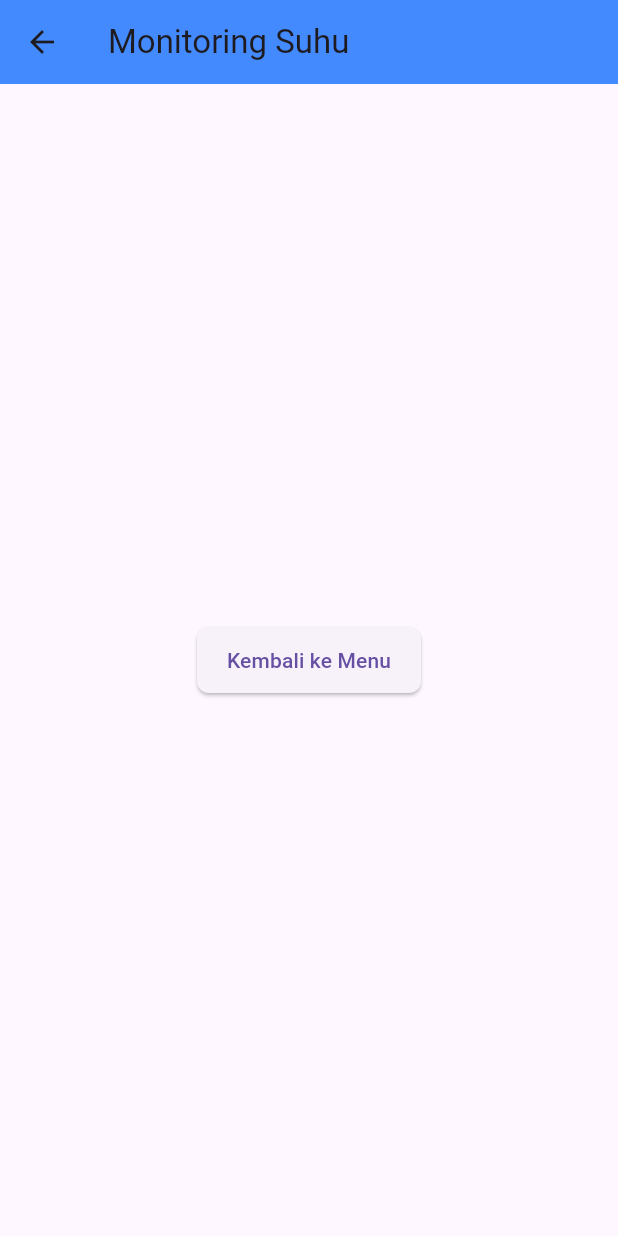
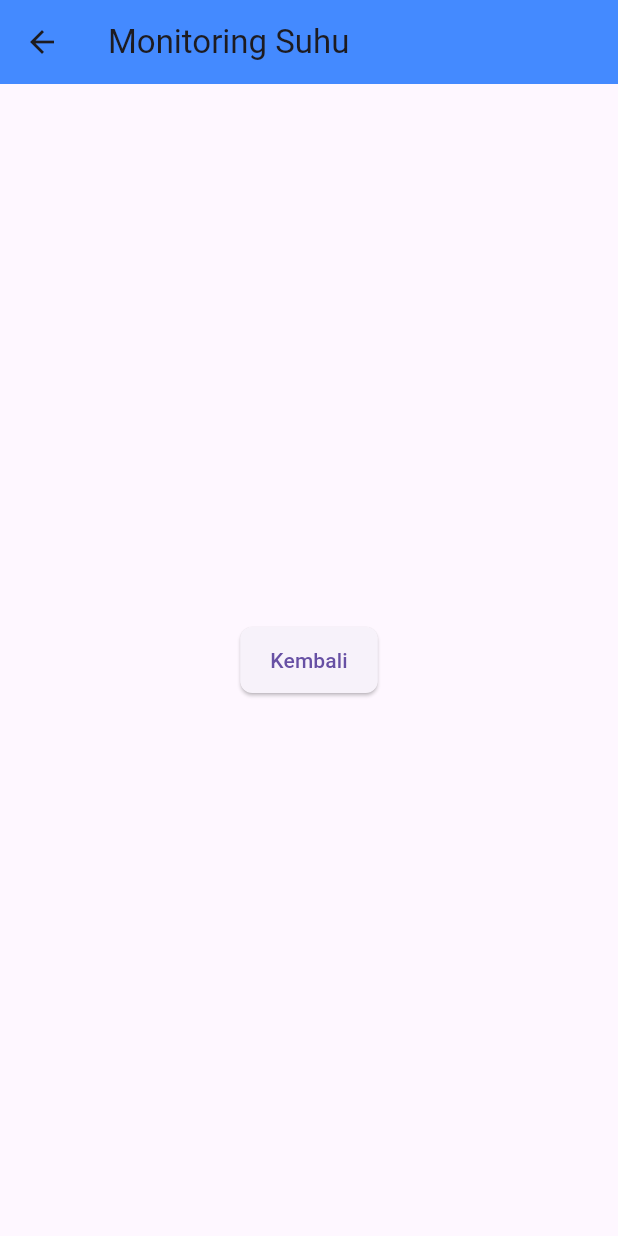
Before and after one commit to arkanfaiz/MagangAPI, a Flutter app: the MonitoringPage screen opened directly, on a phone screen of 412 x 824 dp. Run offline on Flutter 3.47's test engine with Material 3 defaults, Android fonts, the phone set to English and light mode, and no system bars; our stand-ins replace video_player; missing offline and left inert: webview_windows.

Commit message:
firman disuruh ihsan

```diff
--- a/lib/monitoring.dart
+++ b/lib/monitoring.dart
@@ -26,7 +26,7 @@ class _MonitoringPageState extends State<MonitoringPage> {
               borderRadius: BorderRadius.circular(8),
             ),
           ),
-          child: Text("Kembali ke Menu"),
+          child: Text("Kembali"),
         ),
       ),
     );
--- a/lib/suhu.dart
+++ b/lib/suhu.dart
@@ -1,7 +1,5 @@
 import 'package:flutter/material.dart';
 import 'dart:async';
-import 'package:battery_info/battery_info_plugin.dart';
-import 'package:battery_info/model/android_battery_info.dart';
 
 class suhupage extends StatefulWidget {
   const suhupage({super.key});
```
